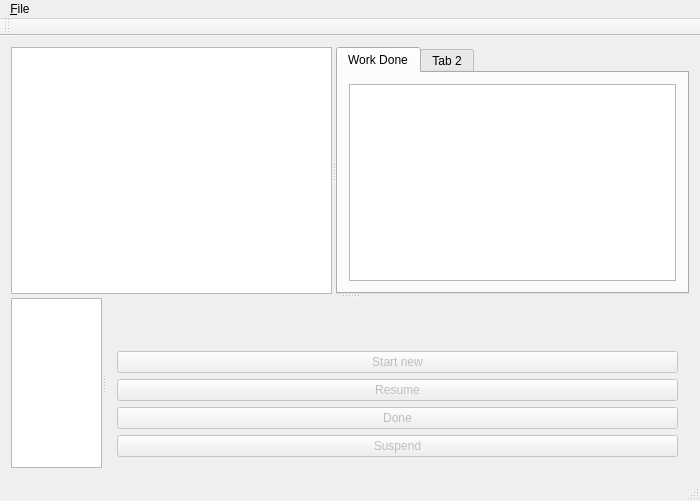
Before: the Qt Designer form mainwindow.ui in jgaa/whid, drawn with Qt 5.
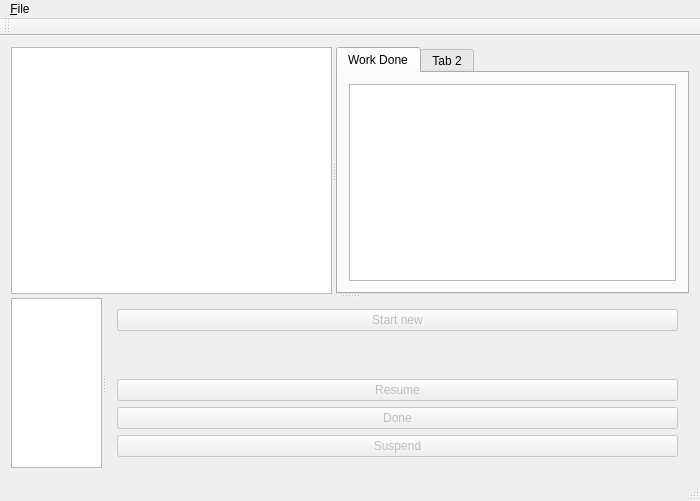
After: the same form once the commit is applied.

```diff
--- a/mainwindow.ui
+++ b/mainwindow.ui
@@ -98,6 +98,16 @@
        </widget>
        <widget class="QWidget" name="verticalLayoutWidget">
         <layout class="QVBoxLayout" name="verticalWorkArea">
+         <item>
+          <widget class="QPushButton" name="startNewButton">
+           <property name="enabled">
+            <bool>false</bool>
+           </property>
+           <property name="text">
+            <string>Start new</string>
+           </property>
+          </widget>
+         </item>
          <item>
           <spacer name="verticalSpacer">
            <property name="orientation">
@@ -111,16 +121,6 @@
            </property>
           </spacer>
          </item>
-         <item>
-          <widget class="QPushButton" name="startNewButton">
-           <property name="enabled">
-            <bool>false</bool>
-           </property>
-           <property name="text">
-            <string>Start new</string>
-           </property>
-          </widget>
-         </item>
          <item>
           <widget class="QPushButton" name="resumeButton">
            <property name="enabled">
```
Left out of the diff: 6 changed lines with no effect on the pictures.
